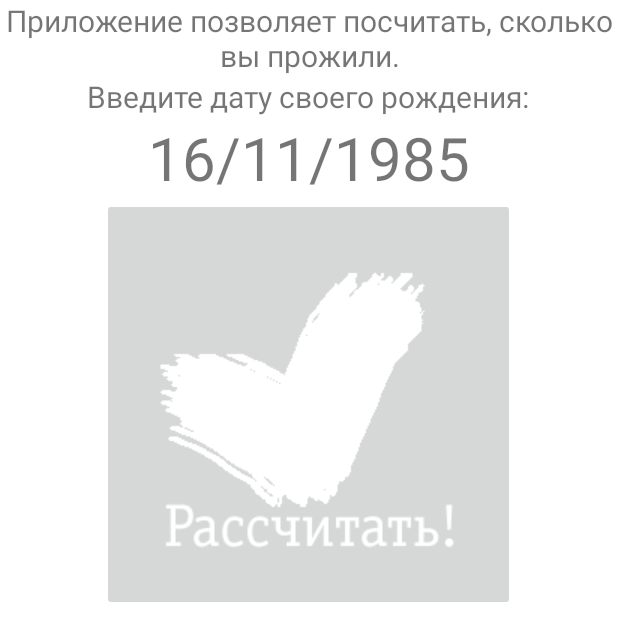
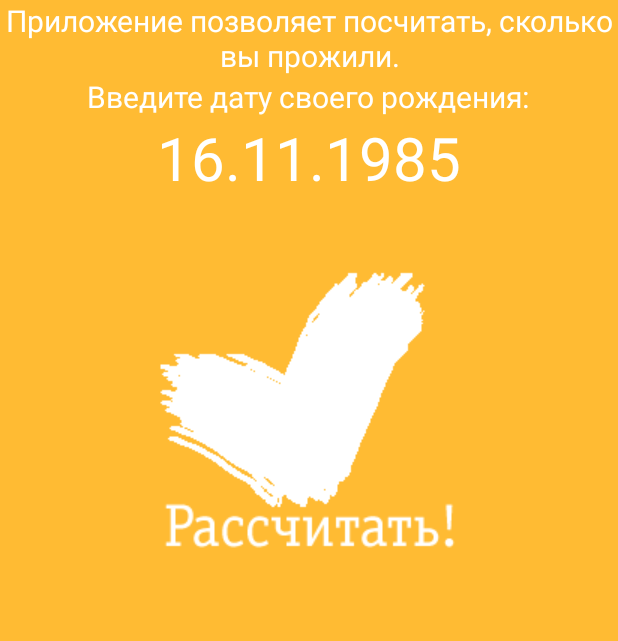
Before and after one commit to yankeepapa/P002DayOfLife, an Android app: the screen it shows after launch (MainActivity), on a phone screen of 412 x 824 dp. Shown: the top 641 px of the screen. Run offline under Robolectric (Android 15) with nearby library versions, the phone set to English and light mode, and no system bars.

Commit message:
smoke in now

```diff
--- a/app/src/main/java/com/example/mstavskiy/p002dayoflife/MainActivity.java
+++ b/app/src/main/java/com/example/mstavskiy/p002dayoflife/MainActivity.java
@@ -47,7 +47,7 @@ public class MainActivity extends Activity implements DatePickedListener {
         dob = (TextView) findViewById(R.id.dob);
         btn_count = (ImageButton) findViewById(R.id.btn_count);
 
-        dob.setText(String.valueOf(d1)+'/' + String.valueOf(m1)+ '/' + String.valueOf(y1));
+        dob.setText(String.valueOf(d1)+'.' + String.valueOf(m1)+ '.' + String.valueOf(y1));
     }
 
     public void onLabelClick(View v) {
@@ -86,11 +86,11 @@ public class MainActivity extends Activity implements DatePickedListener {
                 RightWord rw = new RightWord();
                 String[] str = rw.ymdt(ym);
 
-                tv_t.setText("Вы прожили:");
-                tv_d.setText(ym[2] + str[2]);
-                tv_m.setText(ym[1] + str[1]);
-                tv_y.setText(ym[0] + str[0]);
-                tv_total.setText("Всего: " + ym[3] + str[3]);
+                tv_t.setText("   Вы прожили:");
+                tv_d.setText("   " + ym[2] + str[2]);
+                tv_m.setText("   " + ym[1] + str[1]);
+                tv_y.setText("   " + ym[0] + str[0]);
+                tv_total.setText("   Всего: " + ym[3] + str[3]);
 
              break;
 
--- a/app/src/main/res/layout/main.xml
+++ b/app/src/main/res/layout/main.xml
@@ -3,7 +3,8 @@
     android:layout_width="match_parent"
     android:layout_height="fill_parent"
     android:orientation="vertical"
-    android:background="#ffffffff">
+    android:id="@+id/yp"
+    android:background="@android:color/holo_orange_light">
 
     <TextView
         android:id="@+id/textView1"
@@ -15,7 +16,8 @@
         android:layout_alignParentTop="true"
         android:layout_marginTop="0dp"
         android:textSize="20dp"
-        android:gravity="center_horizontal" />
+        android:gravity="center_horizontal"
+        android:textColor="#ffffffff" />
 
     <TextView
         android:id="@+id/textView2"
@@ -25,7 +27,8 @@
         android:textSize="20dp"
         android:layout_below="@+id/textView1"
         android:layout_centerHorizontal="true"
-        android:gravity="center_vertical" />
+        android:gravity="center_vertical"
+        android:textColor="#FFFFFFFF" />
 
     <TextView
         android:id="@+id/dob"
@@ -40,7 +43,8 @@
         android:textAlignment="center"
         android:layout_below="@+id/textView2"
         android:layout_alignParentLeft="true"
-        android:layout_alignParentStart="true" />
+        android:layout_alignParentStart="true"
+        android:textColor="#FFFFFFFF" />
 
     <ImageButton
         android:id="@+id/btn_count"
@@ -52,7 +56,8 @@
         android:nestedScrollingEnabled="false"
         android:layout_below="@+id/dob"
         android:layout_centerHorizontal="true"
-        android:src="@drawable/count2" />
+        android:src="@drawable/count2"
+        android:background="#00000000" />
 
     <LinearLayout
         android:orientation="vertical"
@@ -67,7 +72,8 @@
             android:layout_alignParentLeft="true"
             android:layout_marginLeft="0dp"
             android:layout_alignParentTop="true"
-            android:textSize="20dp" />
+            android:textSize="20dp"
+            android:textColor="#ffffffff" />
 
         <TextView
             android:id="@+id/tv_y"
@@ -77,7 +83,8 @@
             android:layout_marginLeft="0dp"
             android:layout_alignParentTop="true"
             android:textIsSelectable="false"
-            android:textSize="20dp" />
+            android:textSize="20dp"
+            android:textColor="#ffffffff" />
 
         <TextView
             android:id="@+id/tv_m"
@@ -86,14 +93,16 @@
             android:layout_alignParentLeft="true"
             android:layout_marginLeft="0dp"
             android:layout_alignParentTop="true"
-            android:textSize="20dp" />
+            android:textSize="20dp"
+            android:textColor="#ffffffff" />
 
         <TextView
             android:layout_width="wrap_content"
             android:layout_height="wrap_content"
             android:textAppearance="?android:attr/textAppearanceMedium"
             android:id="@+id/tv_d"
-            android:textSize="20dp" />
+            android:textSize="20dp"
+            android:textColor="#ffffffff" />
 
         <TextView
             android:id="@+id/tv_total"
@@ -102,7 +111,8 @@
             android:layout_alignParentLeft="true"
             android:layout_marginLeft="0dp"
             android:layout_alignParentTop="true"
-            android:textSize="20dp" />
+            android:textSize="20dp"
+            android:textColor="#ffffffff" />
     </LinearLayout>
 
 </RelativeLayout>
```
